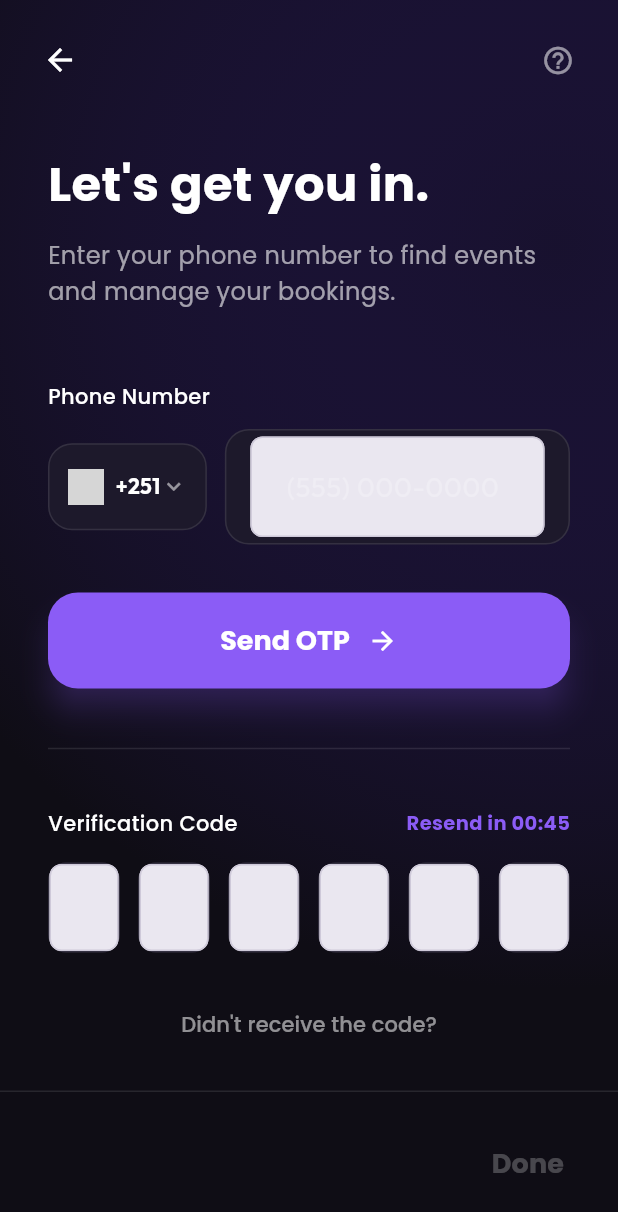
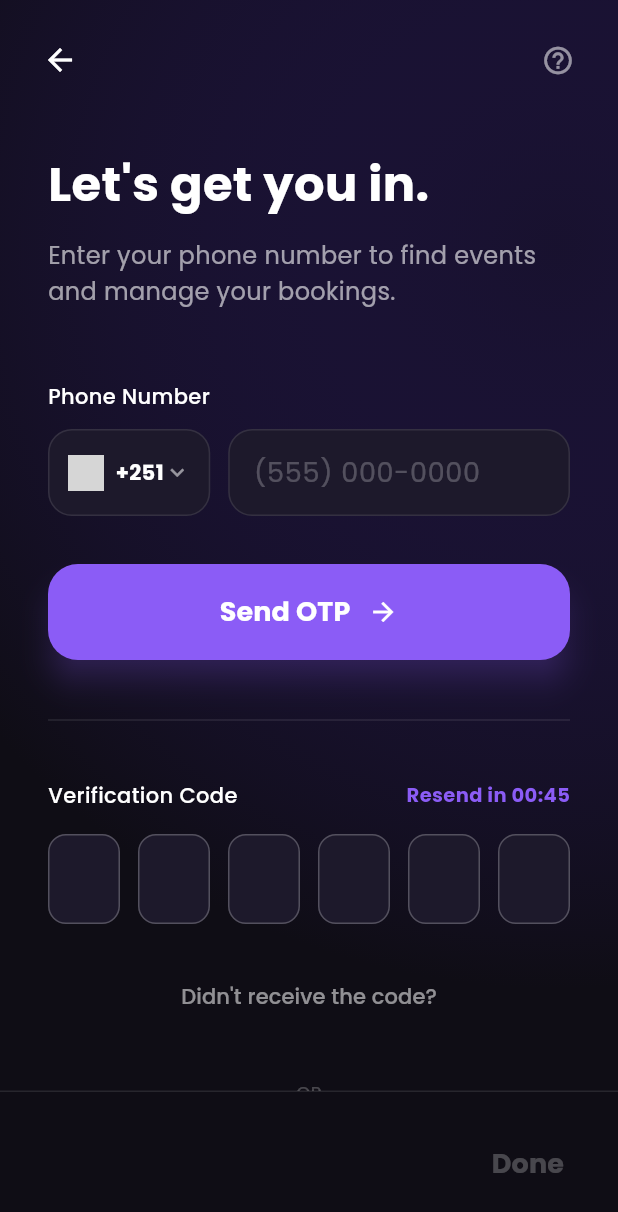
Before and after one commit to DawitFikad/kora-app, a Flutter app: the OnboardingScreen screen opened by its route, after a tap on "Continue", after a tap on "Log In", on a phone screen of 412 x 824 dp. Shown: the top 1212 px of the screen. Run offline on Flutter 3.47's test engine with Material 3 defaults, Android fonts, the phone set to English and light mode, and no system bars; our stand-ins replace cached_network_image, dio, easy_localization, flutter_riverpod, go_router, google_fonts and 3 more; accounts and stored records are empty; network calls fail; grey boxes are pictures that could not be loaded.

```diff
--- a/app/mobile/lib/features/auth/presentation/login_screen.dart
+++ b/app/mobile/lib/features/auth/presentation/login_screen.dart
@@ -49,7 +49,24 @@ class _LoginScreenState extends ConsumerState<LoginScreen> {
 
   @override
   Widget build(BuildContext context) {
-    return Scaffold(
+    // Force Dark Theme for the Login Screen specifically
+    return Theme(
+      data: ThemeData(
+        brightness: Brightness.dark,
+        primaryColor: const Color(0xFF8B5CF6),
+        scaffoldBackgroundColor: const Color(0xFF0F0D15),
+        textTheme: GoogleFonts.poppinsTextTheme(ThemeData.dark().textTheme).apply(
+          bodyColor: Colors.white,
+          displayColor: Colors.white,
+        ),
+        inputDecorationTheme: const InputDecorationTheme(
+          filled: false,
+          border: InputBorder.none,
+          hintStyle: TextStyle(color: Colors.white24),
+          labelStyle: TextStyle(color: Colors.white),
+        ),
+      ),
+      child: Scaffold(
         backgroundColor: const Color(0xFF0F0D15),
         body: Container(
           decoration: BoxDecoration(
@@ -158,6 +175,7 @@ class _LoginScreenState extends ConsumerState<LoginScreen> {
                                   controller: _phoneController,
                                   keyboardType: TextInputType.phone,
                                   style: const TextStyle(color: Colors.white, fontSize: 18),
+                                  cursorColor: Colors.white,
                                   decoration: const InputDecoration(
                                     border: InputBorder.none,
                                     hintText: "(555) 000-0000",
@@ -183,7 +201,11 @@ class _LoginScreenState extends ConsumerState<LoginScreen> {
                             shadowColor: const Color(0xFF8B5CF6).withOpacity(0.5),
                           ),
                           child: _isLoading
-                          ? const CircularProgressIndicator(color: Colors.white)
+                            ? const SizedBox(
+                                width: 24,
+                                height: 24,
+                                child: CircularProgressIndicator(color: Colors.white, strokeWidth: 2),
+                              )
                             : Row(
                                 mainAxisAlignment: MainAxisAlignment.center,
                                 children: [
@@ -342,6 +364,7 @@ class _LoginScreenState extends ConsumerState<LoginScreen> {
             ),
           ),
         ),
+      ),
     );
   }
 
@@ -352,7 +375,7 @@ class _LoginScreenState extends ConsumerState<LoginScreen> {
       decoration: BoxDecoration(
         color: const Color(0xFF1D192B),
         borderRadius: BorderRadius.circular(12),
-        border: Border.all(color: Colors.white10),
+        border: Border.all(color: Colors.white24),
       ),
       child: Center(
         child: TextField(
@@ -360,15 +383,21 @@ class _LoginScreenState extends ConsumerState<LoginScreen> {
           focusNode: _otpFocusNodes[index],
           textAlign: TextAlign.center,
           keyboardType: TextInputType.number,
-          style: const TextStyle(color: Colors.white, fontSize: 20, fontWeight: FontWeight.bold),
+          style: const TextStyle(color: Colors.white, fontSize: 24, fontWeight: FontWeight.bold),
           maxLength: 1,
+          cursorColor: Colors.white,
           decoration: const InputDecoration(
             counterText: "",
             border: InputBorder.none,
           ),
           onChanged: (value) {
-            if (value.isNotEmpty && index < 5) {
+            if (value.isNotEmpty) {
+              if (index < 5) {
                 _otpFocusNodes[index + 1].requestFocus();
+              } else {
+                // Last digit entered, auto-verify
+                _verifyOtp();
+              }
             } else if (value.isEmpty && index > 0) {
               _otpFocusNodes[index - 1].requestFocus();
             }
@@ -392,8 +421,8 @@ class _LoginScreenState extends ConsumerState<LoginScreen> {
       _startTimer();
       _otpFocusNodes[0].requestFocus();
     } catch (e) {
+      if (mounted) {
         setState(() => _isLoading = false);
-      if (mounted) {
         ScaffoldMessenger.of(context).showSnackBar(SnackBar(content: Text(e.toString())));
       }
     }
@@ -405,11 +434,18 @@ class _LoginScreenState extends ConsumerState<LoginScreen> {
 
     setState(() => _isLoading = true);
     try {
+      debugPrint('Verifying OTP: $otp for phone: ${_phoneController.text}');
       await ref.read(authServiceProvider).verifyOtp(_phoneController.text.trim(), otp);
-      if (mounted) context.go('/home');
+      debugPrint('OTP Verified Successfully');
+      if (mounted) {
+        setState(() => _isLoading = false);
+        debugPrint('Navigating to Home');
+        context.go('/home');
+      }
     } catch (e) {
+      debugPrint('OTP Verification Failed: $e');
+      if (mounted) {
         setState(() => _isLoading = false);
-      if (mounted) {
         ScaffoldMessenger.of(context).showSnackBar(SnackBar(content: Text(e.toString())));
       }
     }
```
Also changed, not shown: app/mobile/lib/core/providers.dart (+7 -0 lines), app/mobile/lib/core/router/app_router.dart (+26 -11 lines), app/mobile/lib/core/storage/local_storage.dart (+6 -1 lines), app/mobile/lib/main.dart (+4 -9 lines). Lines whose indentation alone changed are shown as unchanged.
